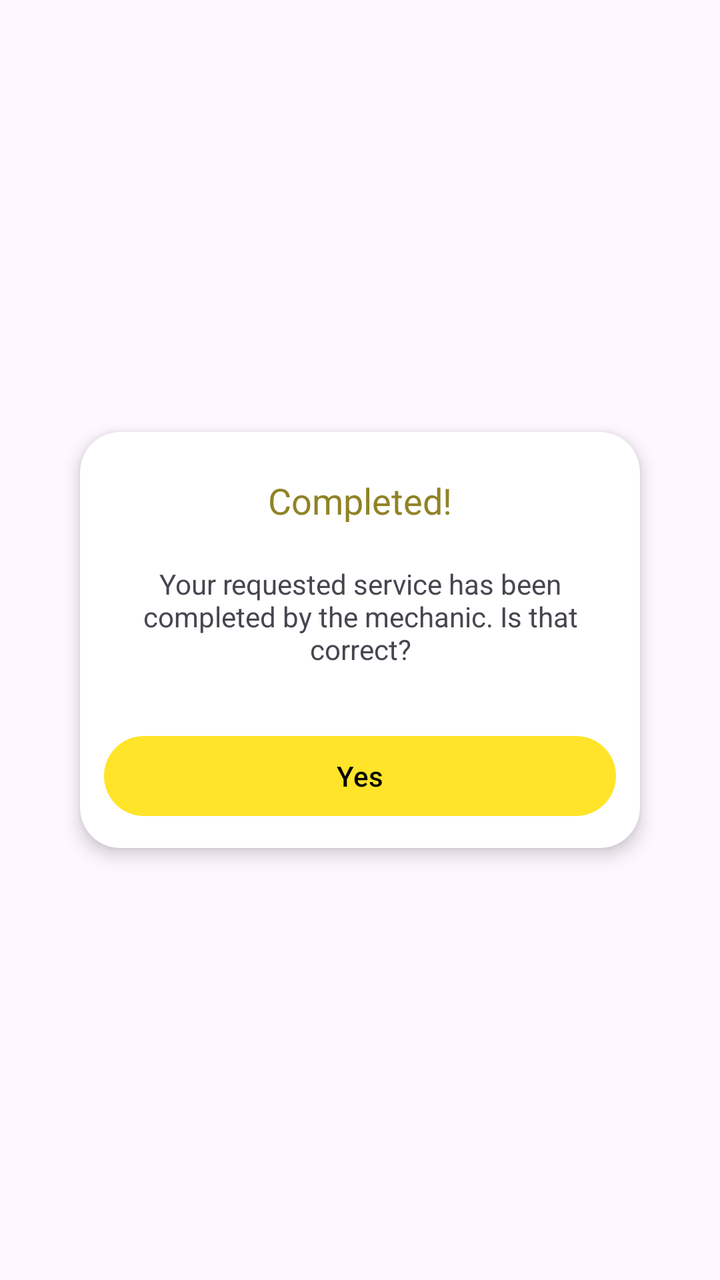
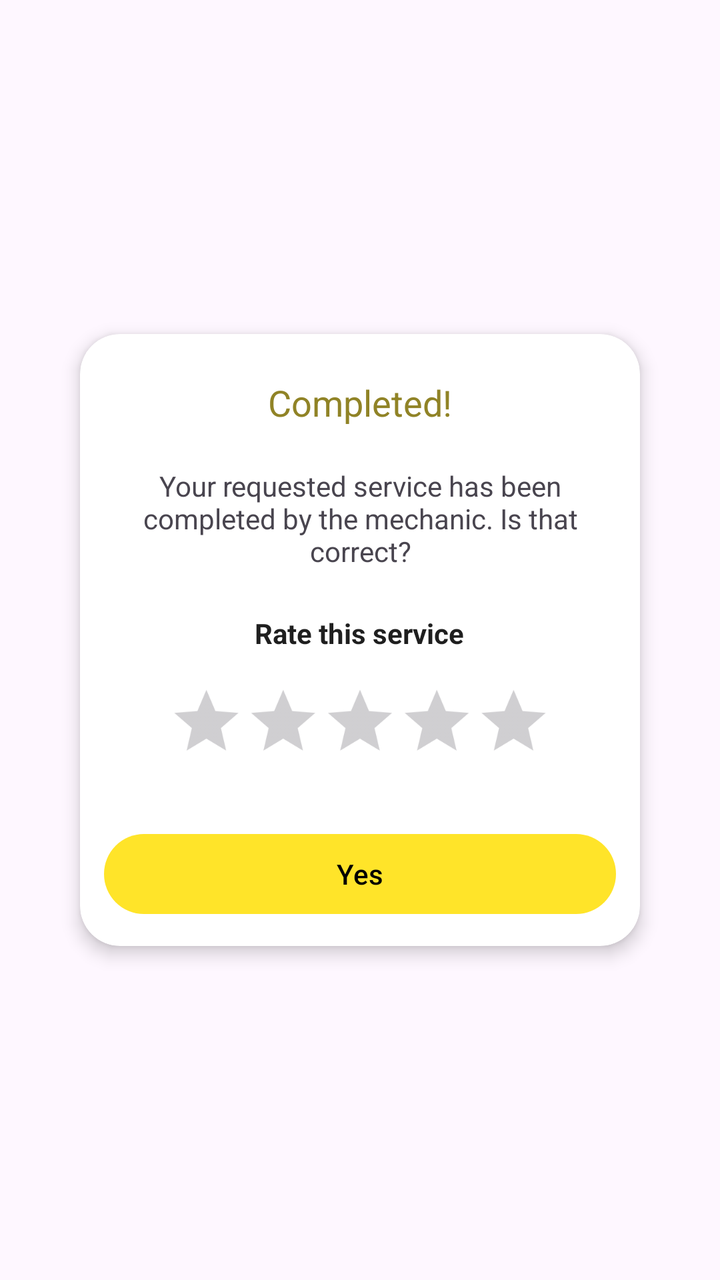

Compare the two renders of this Android layout. The source of the first and the diff that turns it into the second are given below.
<!-- AndroidManifest.xml: application theme Theme.TregoApp -->
<!-- res/layout/fragment_completed_service.xml -->
<?xml version="1.0" encoding="utf-8"?>
<LinearLayout xmlns:android="http://schemas.android.com/apk/res/android"
    xmlns:tools="http://schemas.android.com/tools"
    android:layout_width="match_parent"
    android:layout_height="match_parent"
    xmlns:app="http://schemas.android.com/apk/res-auto"
    tools:context=".customer.ui.ServiceCompletedFragment"
    android:gravity="center">

    <com.google.android.material.card.MaterialCardView
        android:layout_width="match_parent"
        android:layout_height="wrap_content"
        android:layout_gravity="center"
        android:layout_margin="40dp"
        app:strokeWidth="0dp"
        app:cardCornerRadius="20dp"
        app:cardElevation="5dp"
        app:cardBackgroundColor="@color/white">

        <LinearLayout
            android:layout_width="wrap_content"
            android:layout_height="wrap_content"
            android:gravity="center"
            android:orientation="vertical"
            android:padding="12dp">

            <TextView
                android:layout_width="wrap_content"
                android:layout_height="wrap_content"
                android:paddingTop="10dp"
                android:text="Completed!"
                android:textSize="18dp"
                android:textColor="#908326"/>

            <TextView
                android:layout_width="wrap_content"
                android:layout_height="wrap_content"
                android:gravity="center"
                android:layout_marginTop="20dp"
                android:paddingHorizontal="5dp"
                android:text="Your requested service has been completed by the mechanic. Is that correct?" />

            <LinearLayout
                android:layout_width="match_parent"
                android:layout_height="wrap_content"
                android:layout_marginTop="30dp"
                android:weightSum="1" >










                <com.google.android.material.button.MaterialButton
                    android:id="@+id/yesBtn"
                    android:layout_width="0dp"
                    android:layout_height="wrap_content"
                    android:layout_weight="1"
                    android:text="Yes"
                    android:textColor="@color/black"
                    app:backgroundTint="@color/primary_color"/>

            </LinearLayout>

        </LinearLayout>

    </com.google.android.material.card.MaterialCardView>

</LinearLayout>
<!-- resources referenced by this layout -->
<resources>
  <color name="black">#FF000000</color>
  <color name="primary_color">#FFE429</color>
  <color name="white">#FFFFFFFF</color>
  <style name="Theme.TregoApp" parent="Base.Theme.TregoApp" />
  <style name="Base.Theme.TregoApp" parent="Theme.Material3.DayNight.NoActionBar">
          <item name="colorPrimary">@color/primary_color</item>
          <item name="android:statusBarColor">@color/secondary_color</item>
          <item name="android:windowLightStatusBar">true</item>
      </style>
  <color name="secondary_color">#FFFFFFFF</color>
</resources>

<!-- the commit's change to res/layout/fragment_completed_service.xml (unified diff, before → after) -->
@@ -40,10 +40,33 @@
                 android:paddingHorizontal="5dp"
                 android:text="Your requested service has been completed by the mechanic. Is that correct?" />
 
+            <TextView
+                android:layout_width="wrap_content"
+                android:layout_height="wrap_content"
+                android:layout_marginTop="22dp"
+                android:text="Rate this service"
+                android:textColor="#1F1F1F"
+                android:textStyle="bold"
+                android:textSize="14sp"/>
+
+            <RatingBar
+                android:id="@+id/ratingBar"
+                style="@style/Widget.AppCompat.RatingBar"
+                android:layout_width="wrap_content"
+                android:layout_height="wrap_content"
+                android:layout_marginTop="10dp"
+                android:numStars="5"
+                android:rating="0"
+                android:stepSize="1"
+                android:scaleX="0.8"
+                android:scaleY="0.8"
+                android:progressTint="@color/primary_color"
+                android:secondaryProgressTint="@color/primary_color"/>
+
             <LinearLayout
                 android:layout_width="match_parent"
                 android:layout_height="wrap_content"
-                android:layout_marginTop="30dp"
+                android:layout_marginTop="20dp"
                 android:weightSum="1" >
 
 
